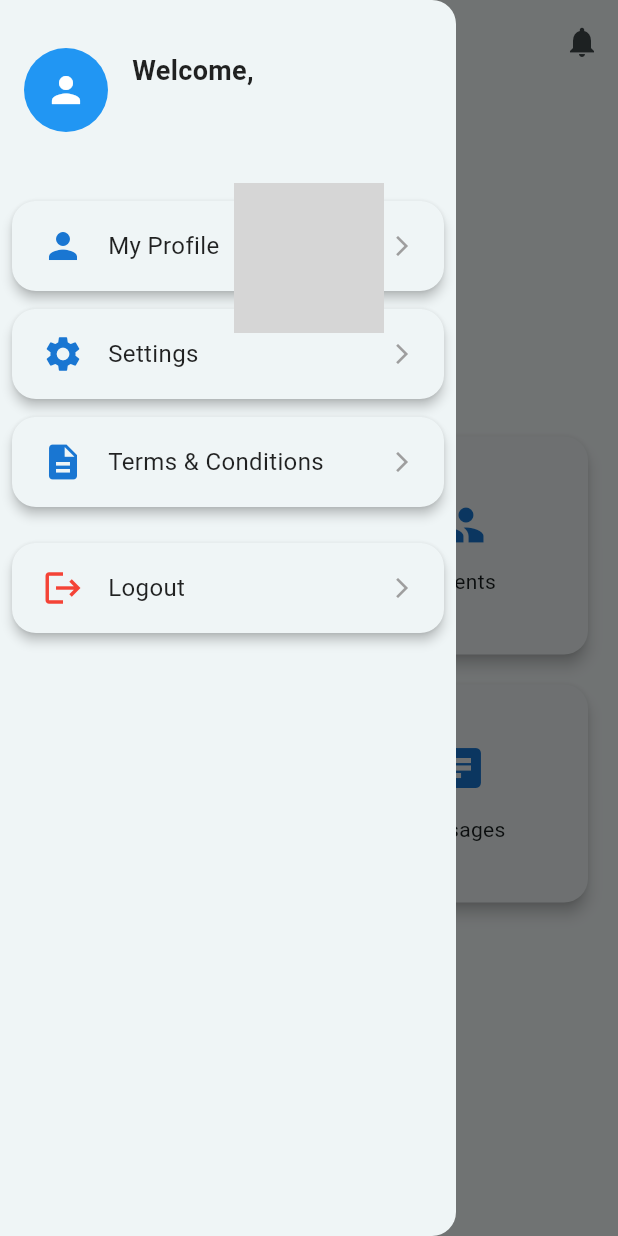
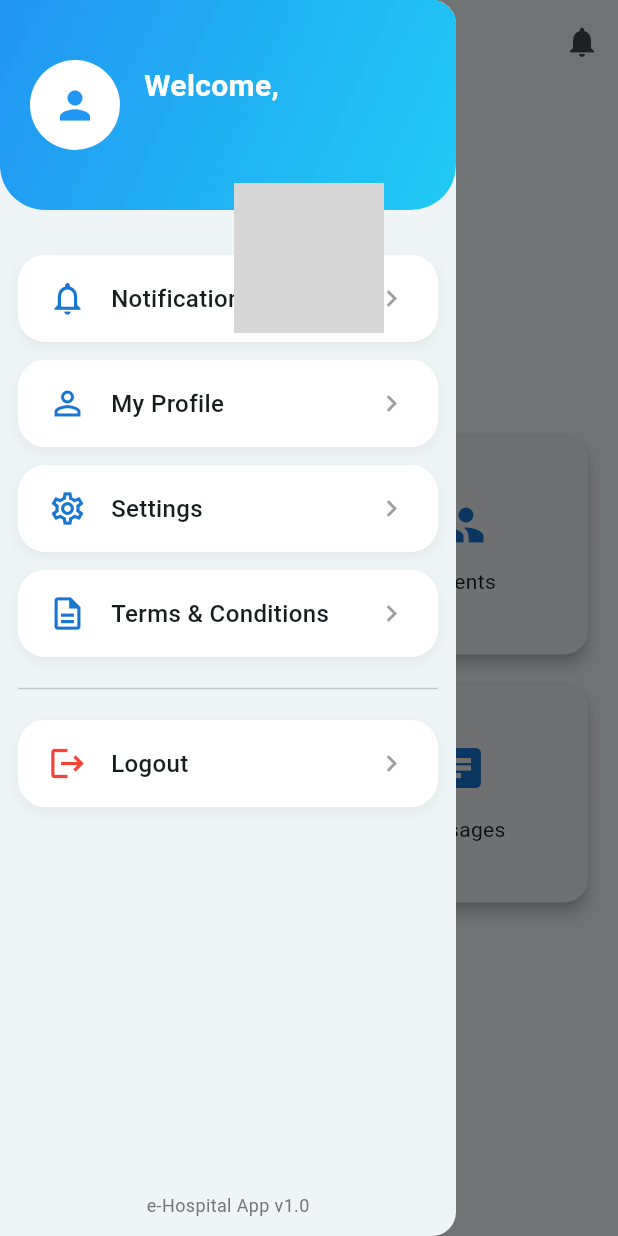
Before and after one commit to Mkasi09/e_hospital, a Flutter app: the DoctorsHomepage screen opened directly, with the side drawer open, on a phone screen of 412 x 824 dp. Run offline on Flutter 3.47's test engine with Material 3 defaults, Android fonts, the phone set to English and light mode, and no system bars; our stand-ins replace cloud_firestore, file_picker, firebase_auth, firebase_core, firebase_storage, flutter_local_notifications and 3 more; missing offline and left inert: syncfusion_flutter_pdfviewer; accounts and stored records are empty; grey boxes are pictures that could not be loaded.

Commit message:
notifications

```diff
--- a/lib/main.dart
+++ b/lib/main.dart
@@ -1,5 +1,6 @@
 import 'package:e_hospital/firebase_auth/set_new_password.dart';
 import 'package:e_hospital/firebase_auth/signup.dart';
+import 'package:e_hospital/screens/doctor/doctors_notifications/reminder.dart';
 import 'package:e_hospital/screens/patient/home/home.dart';
 import 'package:flutter/material.dart';
 import 'firebase_auth/AuthenticationWrapper.dart';
@@ -12,6 +13,7 @@ void main() async {
   await Firebase.initializeApp(
     options: DefaultFirebaseOptions.currentPlatform,
   );
+  await initializeNotifications(); // ✅ Initialize local notifications
   runApp(const MyApp());
 }
 
--- /dev/null
+++ b/lib/screens/doctor/doctors_notifications/notification_bell.dart
@@ -0,0 +1,55 @@
+import 'package:cloud_firestore/cloud_firestore.dart';
+import 'package:flutter/cupertino.dart';
+import 'package:flutter/material.dart';
+
+class NotificationBell extends StatelessWidget {
+  final String userId;
+  final VoidCallback onTap;
+
+  const NotificationBell({super.key, required this.userId, required this.onTap});
+
+  @override
+  Widget build(BuildContext context) {
+    return StreamBuilder<QuerySnapshot>(
+      stream: FirebaseFirestore.instance
+          .collection('notifications')
+          .where('userId', isEqualTo: userId)
+          .where('isRead', isEqualTo: false)
+          .snapshots(),
+      builder: (context, snapshot) {
+        int unreadCount = 0;
+        if (snapshot.hasData) {
+          unreadCount = snapshot.data!.docs.length;
+        }
+
+        return Stack(
+          children: [
+            IconButton(
+              icon: const Icon(Icons.notifications),
+              onPressed: onTap,
+            ),
+            if (unreadCount > 0)
+              Positioned(
+                right: 8,
+                top: 8,
+                child: Container(
+                  padding: const EdgeInsets.all(4),
+                  decoration: const BoxDecoration(
+                    color: Colors.red,
+                    shape: BoxShape.circle,
+                  ),
+                  constraints: const BoxConstraints(minWidth: 20, minHeight: 20),
+                  child: Center(
+                    child: Text(
+                      unreadCount.toString(),
+                      style: const TextStyle(color: Colors.white, fontSize: 12),
+                    ),
+                  ),
+                ),
+              ),
+          ],
+        );
+      },
+    );
+  }
+}
--- a/lib/screens/doctor/home/doctor_home.dart
+++ b/lib/screens/doctor/home/doctor_home.dart
@@ -1,15 +1,18 @@
 import 'package:e_hospital/screens/doctor/appointments/patients_appointments.dart';
+import 'package:firebase_auth/firebase_auth.dart';
 import 'package:flutter/material.dart';
 
 import '../../../widgets/drawer.dart';
 import '../../../widgets/home_tile.dart';
 import '../../patient/my_appointments/appointments.dart';
 import '../doctors_notifications/doctors_notification_screen.dart';
+import '../doctors_notifications/notification_bell.dart';
 import '../patients/Doctors_patient_screen.dart';
 import '../schedule/schedule_screen.dart';
 
 class DoctorsHomepage extends StatelessWidget {
   final String doctorName;
+
 
   const DoctorsHomepage({super.key, this.doctorName = 'Dr. Smith'});
 
@@ -19,15 +22,16 @@ class DoctorsHomepage extends StatelessWidget {
       appBar: AppBar(
         title: const Text('Doctor Dashboard'),
         actions: [
-          IconButton(
-            icon: Icon(Icons.notifications),
-            onPressed: () {
+          NotificationBell(
+            userId: FirebaseAuth.instance.currentUser!.uid,
+            onTap: () {
               Navigator.push(
                 context,
-                MaterialPageRoute(builder: (context) => const NotificationScreen()),
+                MaterialPageRoute(builder: (context) => NotificationScreen(userId: FirebaseAuth.instance.currentUser!.uid)),
               );
             },
           ),
+
         ],
       ),
       drawer: const PatientDrawer(),
--- a/lib/screens/patient/book/book_appointment.dart
+++ b/lib/screens/patient/book/book_appointment.dart
@@ -125,7 +125,7 @@ class _BookAppointmentScreenState extends State<BookAppointmentScreen>
           padding: const EdgeInsets.all(16),
           child: Column(
             children: [
-             HospitalDropdown(
+             /*HospitalDropdown(
                 selectedHospital: _selectedHospital,
                 onHospitalSelected: (hospital, doctors) {
                   setState(() {
@@ -143,7 +143,7 @@ class _BookAppointmentScreenState extends State<BookAppointmentScreen>
                     _selectedDoctor = doctor;
                   });
                 },
-              ),
+              ),*/
 
 
 
--- a/lib/screens/patient/book/hospital_dropdown.dart
+++ b/lib/screens/patient/book/hospital_dropdown.dart
@@ -1,4 +1,4 @@
-import 'package:flutter/material.dart';
+/*import 'package:flutter/material.dart';
 import 'package:flutter_typeahead/flutter_typeahead.dart';
 import 'package:cloud_firestore/cloud_firestore.dart';
 
@@ -84,3 +84,4 @@ class HospitalDropdown extends StatelessWidget {
     );
   }
 }
+*/
--- a/lib/widgets/drawer.dart
+++ b/lib/widgets/drawer.dart
@@ -1,70 +1,99 @@
 import 'package:cloud_firestore/cloud_firestore.dart';
-import 'package:e_hospital/screens/profile/profile.dart';
 import 'package:firebase_auth/firebase_auth.dart';
 import 'package:flutter/material.dart';
-
+import 'package:e_hospital/screens/profile/profile.dart';
+import 'package:provider/provider.dart';
 import '../screens/settings/doctor_settings_screen.dart';
 
-class PatientDrawer extends StatelessWidget {
+class PatientDrawer extends StatefulWidget {
   const PatientDrawer({super.key});
 
-  Future<String> _fetchFullName() async {
+  @override
+  State<PatientDrawer> createState() => _PatientDrawerState();
+}
+
+class _PatientDrawerState extends State<PatientDrawer> {
+  bool isDarkMode = false;
+
+  Future<Map<String, String>> _fetchUserData() async {
     final uid = FirebaseAuth.instance.currentUser?.uid;
-    if (uid == null) return 'Patient';
+    if (uid == null) return {'fullName': 'Patient', 'profileImageUrl': ''};
 
-    final snapshot =
-    await FirebaseFirestore.instance.collection('users').doc(uid).get();
-
-    if (snapshot.exists && snapshot.data()!.containsKey('fullName')) {
-      return snapshot['fullName'];
-    } else {
-      return 'Patient';
+    final snapshot = await FirebaseFirestore.instance.collection('users').doc(uid).get();
+    if (snapshot.exists) {
+      final data = snapshot.data()!;
+      return {
+        'fullName': data['fullName'] ?? 'Patient',
+        'profileImageUrl': data['profileImageUrl'] ?? '',
+      };
     }
+    return {'fullName': 'Patient', 'profileImageUrl': ''};
   }
 
   @override
   Widget build(BuildContext context) {
     return Drawer(
-      child: FutureBuilder<String>(
-        future: _fetchFullName(),
+      child: FutureBuilder<Map<String, String>>(
+        future: _fetchUserData(),
         builder: (context, snapshot) {
-          final fullName = snapshot.connectionState == ConnectionState.done &&
-              snapshot.hasData
-              ? snapshot.data!
-              : 'Patient';
+          final fullName = snapshot.data?['fullName'] ?? 'Patient';
+          final profileImageUrl = snapshot.data?['profileImageUrl'] ?? '';
 
           return Column(
             children: [
               Container(
-                padding: const EdgeInsets.symmetric(horizontal: 16, vertical: 32),
-                alignment: Alignment.centerLeft,
+                decoration: const BoxDecoration(
+                  gradient: LinearGradient(
+                    colors: [Color(0xFF2196F3), Color(0xFF21CBF3)],
+                    begin: Alignment.topLeft,
+                    end: Alignment.bottomRight,
+                  ),
+                  borderRadius: BorderRadius.only(
+                    bottomLeft: Radius.circular(30),
+                    bottomRight: Radius.circular(30),
+                  ),
+                ),
+                padding: const EdgeInsets.symmetric(horizontal: 20, vertical: 40),
+                width: double.infinity,
                 child: Row(
                   children: [
-                    const CircleAvatar(
-                      radius: 28,
-                      backgroundColor: Colors.blue,
-                      child: Icon(Icons.person, color: Colors.white, size: 28),
+                    CircleAvatar(
+                      radius: 30,
+                      backgroundImage: profileImageUrl.isNotEmpty
+                          ? NetworkImage(profileImageUrl)
+                          : null,
+                      backgroundColor: Colors.white,
+                      child: profileImageUrl.isEmpty
+                          ? const Icon(Icons.person, size: 30, color: Colors.blue)
+                          : null,
                     ),
                     const SizedBox(width: 16),
                     Expanded(
                       child: Text(
                         'Welcome,\n$fullName',
                         style: const TextStyle(
-                          fontSize: 18,
-                          fontWeight: FontWeight.w600,
-                          color: Colors.black87,
+                          color: Colors.white,
+                          fontSize: 20,
+                          fontWeight: FontWeight.bold,
+                          height: 1.3,
                         ),
                       ),
                     ),
                   ],
                 ),
               ),
+              const SizedBox(height: 12),
               Expanded(
                 child: ListView(
-                  padding: const EdgeInsets.all(8),
+                  padding: const EdgeInsets.all(12),
                   children: [
                     _buildDrawerCard(
-                      icon: Icons.person,
+                      icon: Icons.notifications_none,
+                      label: 'Notifications',
+                      onTap: () => Navigator.pushNamed(context, '/notifications'),
+                    ),
+                    _buildDrawerCard(
+                      icon: Icons.person_outline,
                       label: 'My Profile',
                       onTap: () {
                         Navigator.push(
@@ -74,7 +103,7 @@ class PatientDrawer extends StatelessWidget {
                       },
                     ),
                     _buildDrawerCard(
-                      icon: Icons.settings,
+                      icon: Icons.settings_outlined,
                       label: 'Settings',
                       onTap: () {
                         Navigator.push(
@@ -84,11 +113,13 @@ class PatientDrawer extends StatelessWidget {
                       },
                     ),
                     _buildDrawerCard(
-                       icon: Icons.description,
+                      icon: Icons.description_outlined,
                       label: 'Terms & Conditions',
                       onTap: () => Navigator.pushNamed(context, '/terms'),
                     ),
-                    const SizedBox(height: 12),
+
+
+                    const Divider(height: 30, thickness: 1),
                     _buildDrawerCard(
                       icon: Icons.logout,
                       label: 'Logout',
@@ -101,6 +132,13 @@ class PatientDrawer extends StatelessWidget {
                   ],
                 ),
               ),
+              Padding(
+                padding: const EdgeInsets.only(bottom: 12),
+                child: Text(
+                  "e-Hospital App v1.0",
+                  style: TextStyle(color: Colors.grey.shade600, fontSize: 12),
+                ),
+              )
             ],
           );
         },
@@ -116,22 +154,34 @@ class PatientDrawer extends StatelessWidget {
   }) {
     return GestureDetector(
       onTap: onTap,
-      child: Card(
-        elevation: 3,
-        shape: RoundedRectangleBorder(borderRadius: BorderRadius.circular(16)),
+      child: AnimatedContainer(
+        duration: const Duration(milliseconds: 200),
+        curve: Curves.easeInOut,
         margin: const EdgeInsets.symmetric(vertical: 6),
+        decoration: BoxDecoration(
+          color: Colors.white,
+          borderRadius: BorderRadius.circular(18),
+          boxShadow: [
+            BoxShadow(
+              color: Colors.black.withOpacity(0.05),
+              blurRadius: 6,
+              offset: const Offset(0, 3),
+            ),
+          ],
+        ),
         child: Padding(
           padding: const EdgeInsets.symmetric(vertical: 16, horizontal: 20),
           child: Row(
             children: [
-              Icon(icon, size: 28, color: iconColor ?? Colors.blue.shade700),
+              Icon(icon, size: 26, color: iconColor ?? Colors.blue.shade700),
               const SizedBox(width: 16),
-              Text(
-                label,
-                style: const TextStyle(fontSize: 16, color: Colors.black87),
+              Expanded(
+                child: Text(
+                  label,
+                  style: const TextStyle(fontSize: 16, fontWeight: FontWeight.w500),
+                ),
               ),
-              const Spacer(),
-              const Icon(Icons.arrow_forward_ios, size: 16, color: Colors.grey),
+              const Icon(Icons.chevron_right, size: 22, color: Colors.grey),
             ],
           ),
         ),
--- a/pubspec.yaml
+++ b/pubspec.yaml
@@ -25,7 +25,11 @@ dependencies:
   firebase_database: ^11.3.7
   table_calendar: ^3.0.9
   syncfusion_flutter_pdfviewer: ^29.2.10
+  flutter_local_notifications: ^17.0.0
+  timezone: ^0.9.2
+  flutter_native_timezone: ^2.0.0
 
+  provider: ^6.1.1
 
 
 dev_dependencies:
```
Also changed, not shown: lib/screens/doctor/doctors_notifications/doctors_notification_screen.dart (+154 -151 lines), lib/screens/doctor/doctors_notifications/reminder.dart (added, +22 -0 lines), lib/screens/patient/home/home.dart (+13 -0 lines), pubspec.lock.
